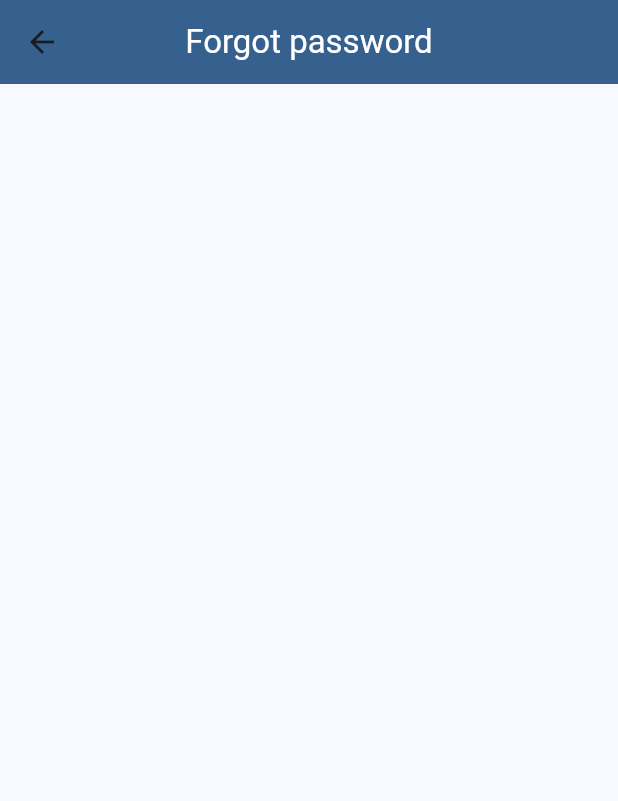
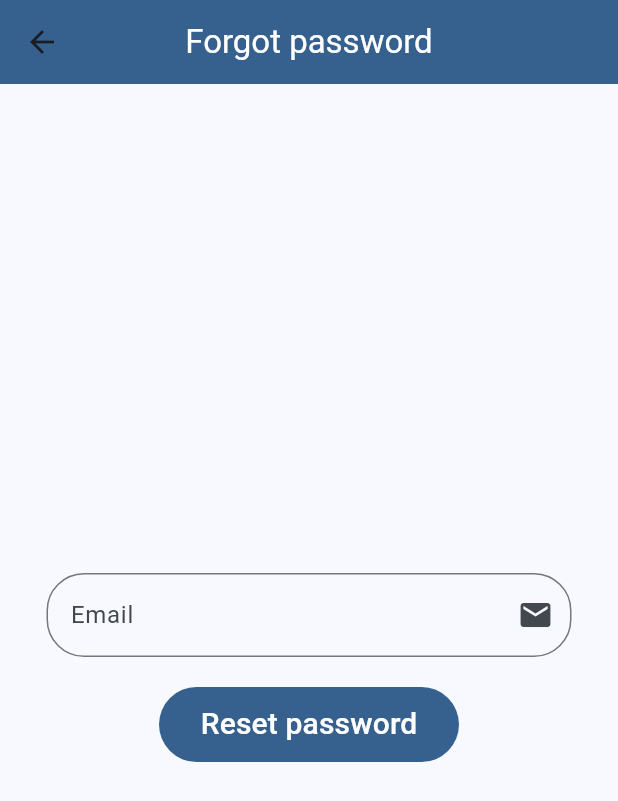
Before and after one commit to Shital-DE/firebase_project, a Flutter app: the ForgotPassword screen opened directly, on a phone screen of 412 x 824 dp. Shown: the top 801 px of the screen. Run offline on Flutter 3.47's test engine with Material 3 defaults, Android fonts, the phone set to English and light mode, and no system bars; our stand-ins replace firebase_auth, firebase_core; accounts and stored records are empty.

Commit message:
Forgot password and log out functionality.

```diff
--- a/lib/user/forgot_password.dart
+++ b/lib/user/forgot_password.dart
@@ -1,4 +1,8 @@
+import 'package:firebase_auth/firebase_auth.dart';
+import 'package:firebase_core/firebase_core.dart';
 import 'package:flutter/material.dart';
+
+import '../widgets/ui_helper.dart';
 
 class ForgotPassword extends StatefulWidget {
   const ForgotPassword({super.key});
@@ -8,6 +12,7 @@ class ForgotPassword extends StatefulWidget {
 }
 
 class _ForgotPasswordState extends State<ForgotPassword> {
+  TextEditingController emailController = TextEditingController();
   @override
   Widget build(BuildContext context) {
     return Scaffold(
@@ -19,6 +24,32 @@ class _ForgotPasswordState extends State<ForgotPassword> {
           ),
           centerTitle: true,
         ),
-    );
+        body: Column(mainAxisAlignment: MainAxisAlignment.center, children: [
+          Center(
+            child: SizedBox(
+                width: 400,
+                child: UiHelper.customTextField(
+                    controller: emailController,
+                    text: 'Email',
+                    icondata: Icons.mail,
+                    toHide: false)),
+          ),
+          const SizedBox(height: 10),
+          Center(
+              child: UiHelper.customButton(
+                  voidCallBack: () {
+                    forgotPassword(email: emailController.text);
+                  },
+                  text: 'Reset password')),
+        ]));
+  }
+
+  forgotPassword({required String email}) async {
+    if (email == '') {
+      UiHelper.customALertBox(
+          context: context, text: 'Enter an email to reset password.');
+    } else {
+      FirebaseAuth.instance.sendPasswordResetEmail(email: email);
     }
   }
+}
```
Also changed, not shown: lib/main.dart (+25 -58 lines), lib/user/login.dart (+18 -2 lines). Lines whose indentation alone changed are shown as unchanged.
